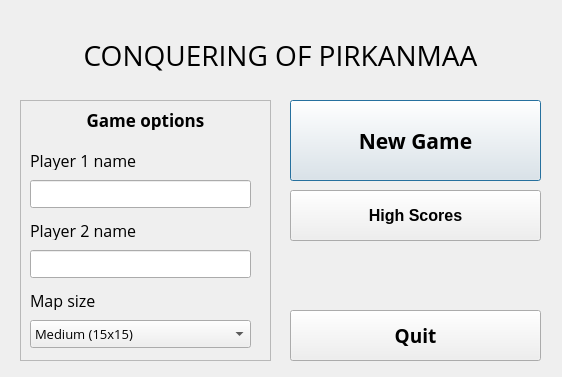
Qt form Game/mainmenu.ui (AntonKaara/course-project-game) before a commit.
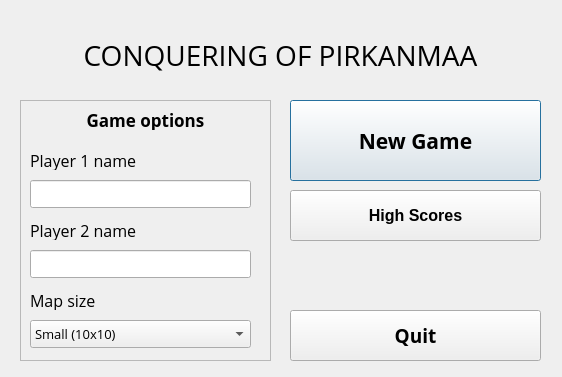
The same form after that commit.

Patch:
```diff
--- a/Game/mainmenu.ui
+++ b/Game/mainmenu.ui
@@ -199,7 +199,7 @@
      </font>
     </property>
     <property name="currentIndex">
-     <number>1</number>
+     <number>0</number>
     </property>
     <item>
      <property name="text">
```
